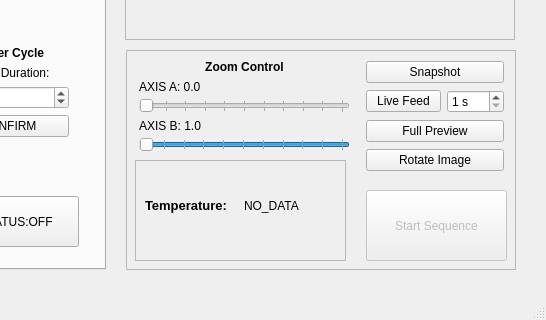
First picture: the form in _ui/FlashLapse_CP.ui, repository CoCl-Jerry/Flashlapse_Dev, before the edit; both pictures show x 734 to 1280 and y 370 to 690 of the 1280 by 690 pixel window.
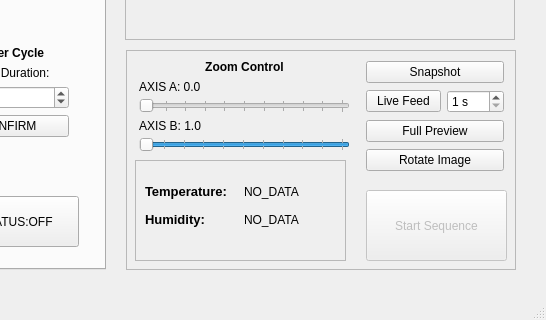
Second picture: the form after the edit. Icons and pictures are not drawn.

Patch:
```diff
--- a/_ui/FlashLapse_CP.ui
+++ b/_ui/FlashLapse_CP.ui
@@ -2119,6 +2119,20 @@
          </property>
         </widget>
        </item>
+       <item row="1" column="0">
+        <widget class="QLabel" name="humidity_label">
+         <property name="text">
+          <string>&lt;html&gt;&lt;head/&gt;&lt;body&gt;&lt;p&gt;&lt;span style=&quot; font-size:10pt; font-weight:600;&quot;&gt;Humidity:&lt;/span&gt;&lt;/p&gt;&lt;/body&gt;&lt;/html&gt;</string>
+         </property>
+        </widget>
+       </item>
+       <item row="1" column="1">
+        <widget class="QLabel" name="humidityData_label">
+         <property name="text">
+          <string>NO_DATA</string>
+         </property>
+        </widget>
+       </item>
       </layout>
      </widget>
     </widget>
```
